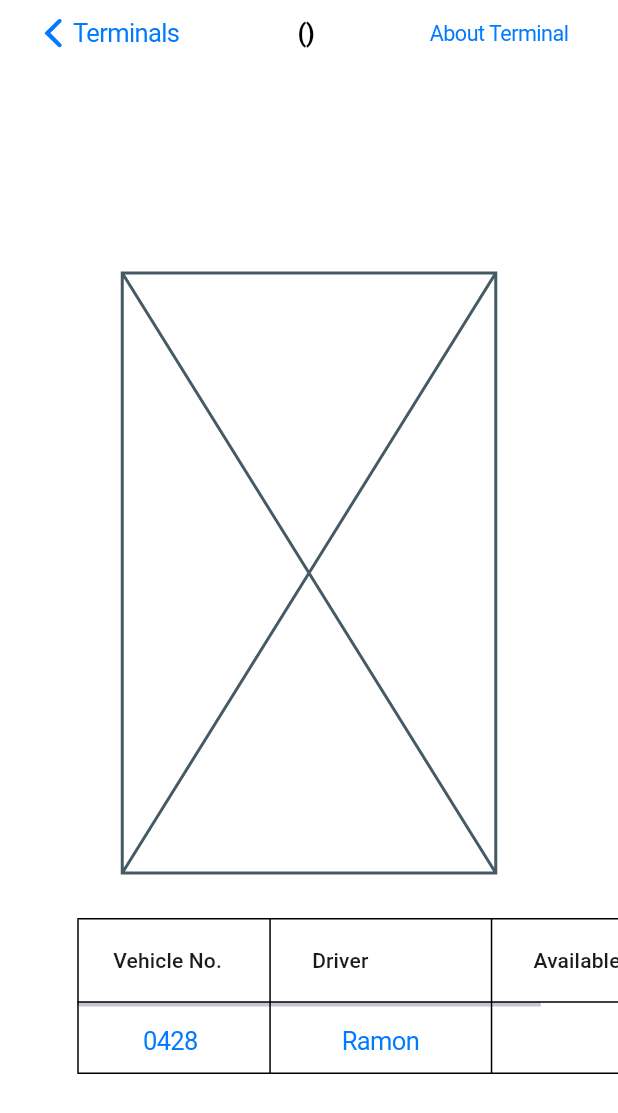
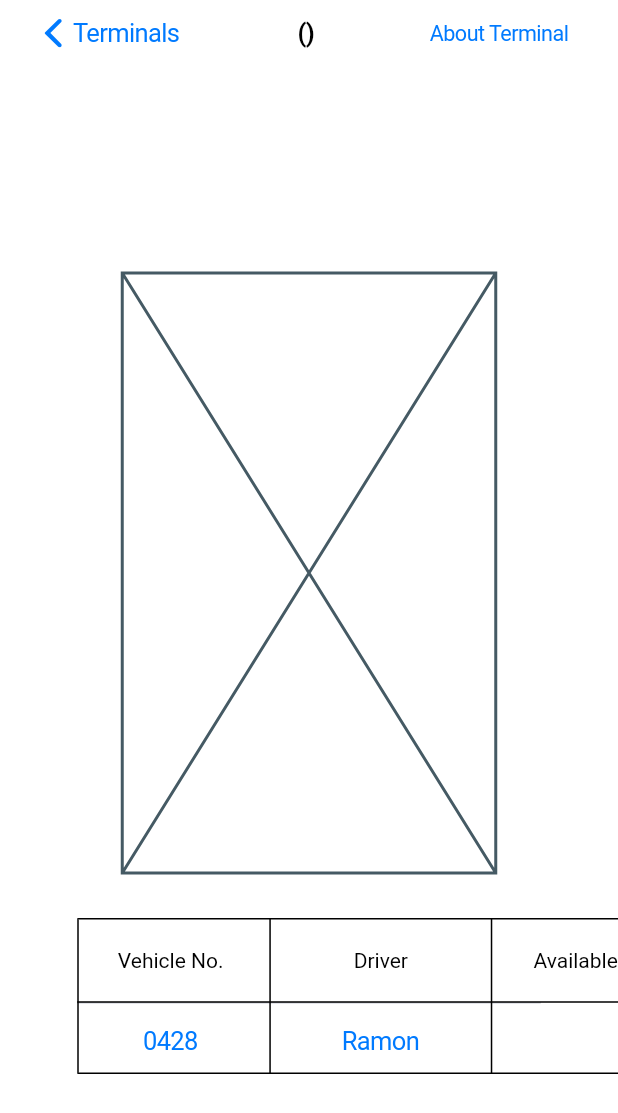
Before and after one commit to yaboi-jepoy/ptts_web_flutter, a Flutter app: the TerminalPage screen opened directly with empty values, on a phone screen of 412 x 824 dp. Shown: the top 1113 px of the screen. Run offline on Flutter 3.47's test engine with Material 3 defaults, Android fonts, the light colour scheme and no system bars; our stand-ins replace sqflite; missing offline and left inert: responsive_layout_grid; accounts and stored records are empty.

Commit message:
initial configurations for sqflite and ptts database
cleaned the terminal page a bit by putting the elements in a separate page

to:do

! create admin page
! add "addTrips" function

```diff
--- /dev/null
+++ b/lib/elements/terminal_image.dart
@@ -0,0 +1,13 @@
+import 'package:flutter/cupertino.dart';
+
+class TerminalImage extends StatelessWidget {
+  const TerminalImage({super.key});
+
+  @override
+  Widget build(BuildContext context) {
+    return const Padding(
+      padding: EdgeInsetsGeometry.all(30),
+      child: Placeholder(), // insert image here
+    );
+  }
+}
--- /dev/null
+++ b/lib/elements/vehicles_in_terminal.dart
@@ -0,0 +1,48 @@
+import 'package:flutter/cupertino.dart';
+import 'package:flutter/material.dart';
+
+class VehiclesInTerminal extends StatefulWidget {
+  const VehiclesInTerminal({super.key});
+
+  @override
+  State<VehiclesInTerminal> createState() => _VehiclesInTerminalState();
+}
+
+class _VehiclesInTerminalState extends State<VehiclesInTerminal> {
+  @override
+  Widget build(BuildContext context) {
+    return DataTable(
+      dividerThickness: 1,
+      headingTextStyle: TextStyle(),
+      border: TableBorder.all(),
+      columns: <DataColumn>[
+        DataColumn(
+          label: Text("Vehicle No."),
+          headingRowAlignment: MainAxisAlignment.center,
+        ),
+        DataColumn(
+          label: Text("Driver"),
+          headingRowAlignment: MainAxisAlignment.center,
+        ),
+        DataColumn(
+          label: Text("Available"),
+          headingRowAlignment: MainAxisAlignment.center,
+        ),
+        DataColumn(
+          label: Text("Status"),
+          headingRowAlignment: MainAxisAlignment.center,
+        ),
+      ],
+      rows: <DataRow>[
+        DataRow(
+          cells: <DataCell>[
+            DataCell(CupertinoButton(child: Text("0428"), onPressed: () {})),
+            DataCell(CupertinoButton(child: Text("Ramon"), onPressed: () {})),
+            DataCell(CupertinoButton(child: Text(""), onPressed: () {})),
+            DataCell(Text('')),
+          ],
+        ),
+      ],
+    );
+  }
+}
--- a/lib/main.dart
+++ b/lib/main.dart
@@ -4,7 +4,7 @@ import 'pages/landing_page.dart';
 
 void main() {
   runApp(const MyApp());
-  debugPaintSizeEnabled = true;
+  debugPaintSizeEnabled = false;
 }
 
 class MyApp extends StatelessWidget {
--- a/lib/pages/landing_page.dart
+++ b/lib/pages/landing_page.dart
@@ -1,5 +1,6 @@
 import 'package:flutter/cupertino.dart';
 import 'package:ptts_web_flutter/elements/terminal_card.dart';
+import 'package:ptts_web_flutter/services/database_service.dart';
 import 'package:responsive_layout_grid/responsive_layout_grid.dart';
 
 class LandingPage extends StatefulWidget {
@@ -16,6 +17,9 @@ var terminals = [
   ["Multi", "Shopwise - Ali Mall"],
   ["EJeep", "Savemore Novaliches"],
 ];
+
+// access database
+final DatabaseService _databaseService = DatabaseService.instance;
 
 class _LandingPageState extends State<LandingPage> {
   @override
--- a/lib/pages/terminal_page.dart
+++ b/lib/pages/terminal_page.dart
@@ -1,5 +1,7 @@
 import 'package:flutter/cupertino.dart';
 import 'package:flutter/material.dart';
+import 'package:ptts_web_flutter/elements/terminal_image.dart';
+import 'package:ptts_web_flutter/elements/vehicles_in_terminal.dart';
 
 // sample data
 var vehicles = [
@@ -51,48 +53,7 @@ class TerminalPage extends StatelessWidget {
             maxWidth: MediaQuery.of(context).size.width * .75,
           ),
           child: SingleChildScrollView(
-            child: Column(
-              children: [
-                Padding(
-                  padding: EdgeInsetsGeometry.all(30),
-                  child: Placeholder(), // insert image here
-                ),
-                DataTable(
-                  dividerThickness: 3,
-                  border: TableBorder.all(),
-                  columns: <DataColumn>[
-                    DataColumn(label: Text("Vehicle No.")),
-                    DataColumn(
-                      label: Text("Driver", textAlign: TextAlign.center),
-                    ),
-                    DataColumn(label: Text("Available")),
-                    DataColumn(label: Text("Status")),
-                  ],
-                  rows: <DataRow>[
-                    DataRow(
-                      cells: <DataCell>[
-                        DataCell(
-                          CupertinoButton(
-                            child: Text("0428"),
-                            onPressed: () {},
-                          ),
-                        ),
-                        DataCell(
-                          CupertinoButton(
-                            child: Text("Ramon"),
-                            onPressed: () {},
-                          ),
-                        ),
-                        DataCell(
-                          CupertinoButton(child: Text(""), onPressed: () {}),
-                        ),
-                        DataCell(Text('')),
-                      ],
-                    ),
-                  ],
-                ),
-              ],
-            ),
+            child: Column(children: [TerminalImage(), VehiclesInTerminal()]),
           ),
         ),
       ),
--- a/pubspec.yaml
+++ b/pubspec.yaml
@@ -37,6 +37,8 @@ dependencies:
   responsive_grid_list: ^1.4.0
   responsive_layout_grid: ^1.1.2
   davi: ^4.0.1
+  sqflite: ^2.4.2
+  path: ^1.9.1
 
 dev_dependencies:
   flutter_test:
```
Also changed, not shown: lib/services/database_service.dart (added, +133 -0 lines), lib/pages/admin_page.dart (added), pubspec.lock, 1 other file.
